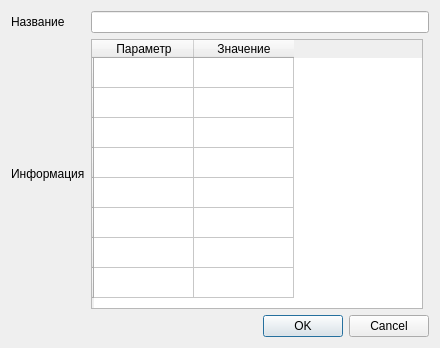
gen1izh/cpp, file klever/managers/sessions/widgets/addsessiondialog.ui: the form before one commit.
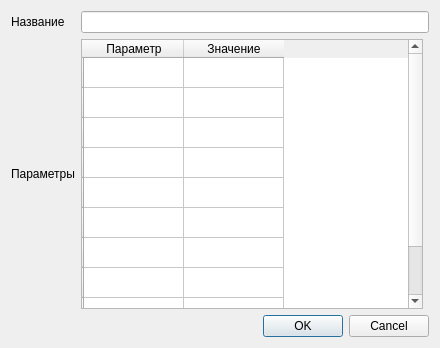
The form after the commit.

```diff
--- a/klever/managers/sessions/widgets/addsessiondialog.ui
+++ b/klever/managers/sessions/widgets/addsessiondialog.ui
@@ -37,12 +37,22 @@
    <item row="1" column="0">
     <widget class="QLabel" name="informationLabel">
      <property name="text">
-      <string>Информация</string>
+      <string>Параметры</string>
      </property>
     </widget>
    </item>
    <item row="1" column="1">
-    <widget class="QTableWidget" name="informationWidget">
+    <widget class="QTableWidget" name="parametersWidget">
+     <row>
+      <property name="text">
+       <string/>
+      </property>
+     </row>
+     <row>
+      <property name="text">
+       <string/>
+      </property>
+     </row>
      <row>
       <property name="text">
        <string/>
```
Left out of the diff: 2 changed lines with no effect on the pictures.
